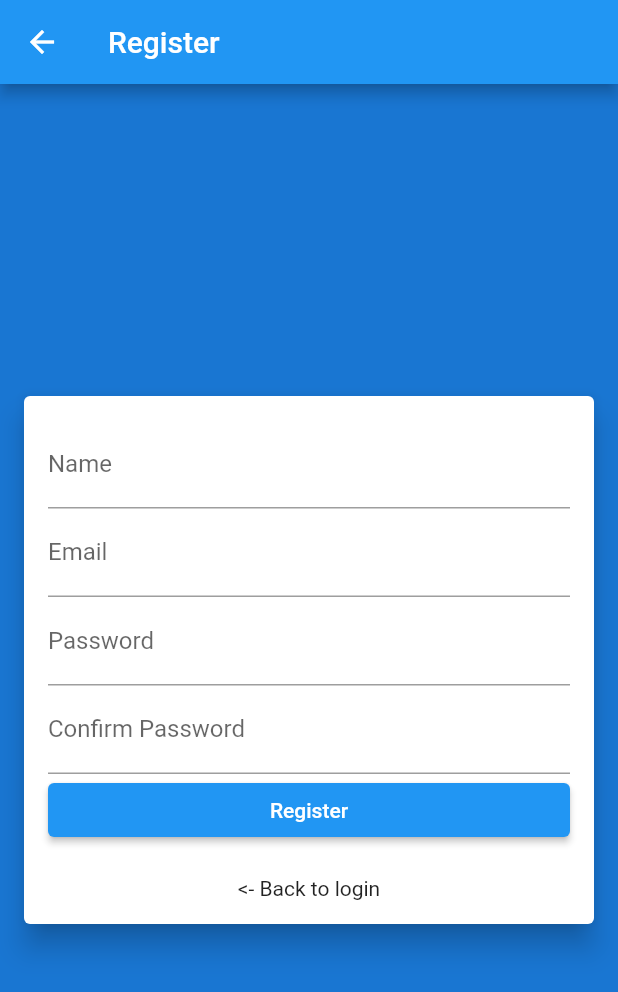
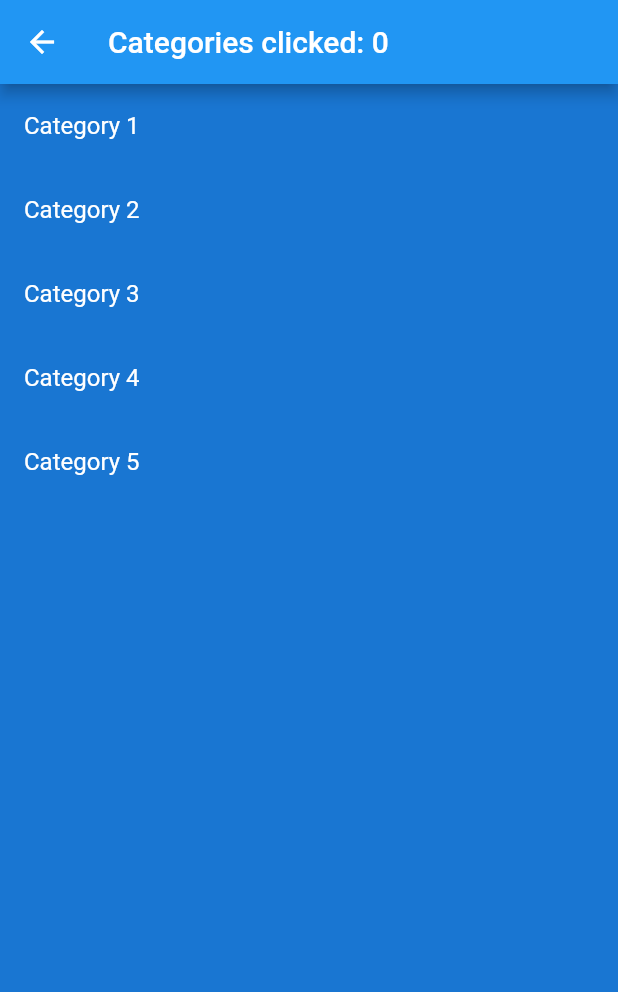
Before and after one commit to asgarimehdi/flutter, a Flutter app: the Register screen opened by its route, after a tap on "Register", on a phone screen of 412 x 824 dp. Shown: the top 992 px of the screen. Run offline on Flutter 3.47's test engine with Material 2 defaults, Android fonts, the phone set to English and light mode, and no system bars.

Commit message:
lesson 21

```diff
--- a/lib/main.dart
+++ b/lib/main.dart
@@ -1,4 +1,5 @@
 import 'package:flutter/material.dart';
+import 'package:my_first_app/screens/categories.dart';
 import 'package:my_first_app/screens/login.dart';
 import 'package:my_first_app/screens/register.dart';
 
@@ -13,6 +14,7 @@ class MyApp extends StatelessWidget {
       routes: {
         '/login': (context) => Login(),
         '/register': (context) => Register(),
+        '/categories': (context) => Categories(),
       },
     );
   }
--- /dev/null
+++ b/lib/screens/categories.dart
@@ -0,0 +1,39 @@
+import 'package:flutter/material.dart';
+
+class Categories extends StatefulWidget {
+  @override
+  CategoriesState createState() => CategoriesState();
+}
+
+class CategoriesState extends State<Categories> {
+  final List<String> categories = <String>[
+    'Category 1',
+    'Category 2',
+    'Category 3',
+    'Category 4',
+    'Category 5'
+  ];
+  int clicked = 0;
+  @override
+  Widget build(BuildContext context) {
+    return Scaffold(
+        appBar: AppBar(
+          title: Text('Categories clicked: ' + clicked.toString()),
+        ),
+        body: Container(
+          color: Theme.of(context).primaryColorDark,
+          child: Center(
+            child: ListView.builder(
+              itemCount: categories.length,
+              itemBuilder: (context, index) {
+                return ListTile(
+                  title: Text(categories[index],
+                      style: TextStyle(color: Colors.white)),
+                  onTap: () => setState(() => clicked++),
+                );
+              },
+            ),
+          ),
+        ));
+  }
+}
--- a/lib/screens/register.dart
+++ b/lib/screens/register.dart
@@ -44,7 +44,9 @@ class Register extends StatelessWidget {
                           ),
                         ),
                         ElevatedButton(
-                          onPressed: () => print('login clicked'),
+                          onPressed: () {
+                            Navigator.pushNamed(context, '/categories');
+                          },
                           child: Text('Register'),
                           style: ElevatedButton.styleFrom(
                               minimumSize: Size(double.infinity, 36)),
@@ -52,7 +54,7 @@ class Register extends StatelessWidget {
                         Padding(
                           padding: EdgeInsets.only(top: 20),
                           child: InkWell(
-                            onTap: (){
+                            onTap: () {
                               Navigator.pop(context);
                             },
                             child: Text('<- Back to login'),
```
